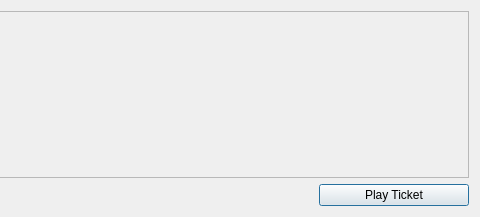
Qt form src/qt/forms/votecoinsdialog.ui (CryptoHelp/lottoshares) before a commit; both pictures show x 206 to 686 and y 0 to 217 of the 686 by 217 pixel window.
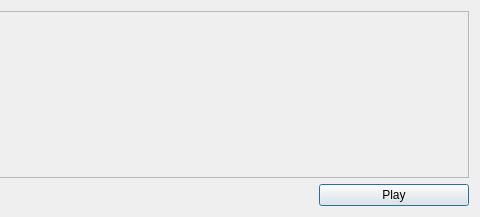
The same form after that commit. Icons and pictures are not drawn.

```diff
--- a/src/qt/forms/votecoinsdialog.ui
+++ b/src/qt/forms/votecoinsdialog.ui
@@ -116,7 +116,7 @@
         <string>Confirm the send action</string>
        </property>
        <property name="text">
-        <string>Play Ticket</string>
+        <string>Play</string>
        </property>
        <property name="icon">
         <iconset resource="../bitcoin.qrc">
```
